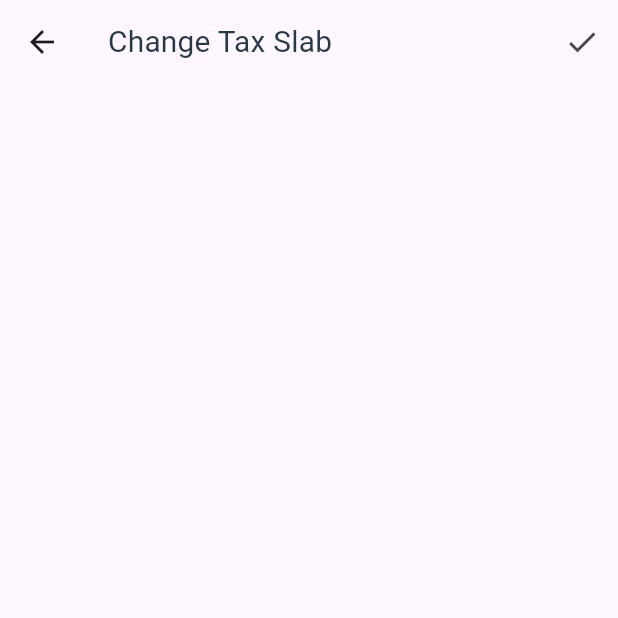
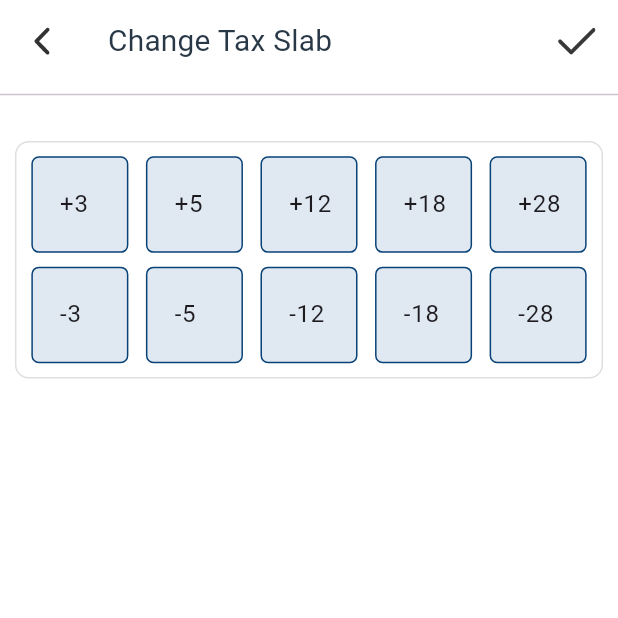
Before and after one commit to nikunjOceanmtech/gst_calcuator, a Flutter app: the TaxSlabScreen screen opened by its route, on a phone screen of 412 x 824 dp, the top half of it. Run offline on Flutter 3.47's test engine with Material 3 defaults, Android fonts, the light colour scheme and no system bars; our stand-ins replace bloc, cached_network_image, equatable, flutter_bloc, flutter_screenutil, flutter_svg and 4 more; missing offline and left inert: eval_ex; accounts and stored records are empty; Roboto replaces fonts that are missing (Circular Std); project files that could hold a hidden picture were left out.

Commit message:
money cash counter add
money cash counter add

```diff
--- a/lib/common/common_widget.dart
+++ b/lib/common/common_widget.dart
@@ -230,7 +230,7 @@ class AppConstatnt {
   static const defaultColor = Color(0xff293847);
   static const whiteColor = Color(0xffffffff);
   static const redColor = Color(0xffF24040);
-  static const grayColor = Color.fromARGB(255, 247, 247, 247);
+  static const grayColor = Color(0xffF6F6F8);
 
   static Color primary1Color = primaryColor;
   static Color primary2Color = primaryColor.withOpacity(0.8);
@@ -244,5 +244,6 @@ class AppConstatnt {
 
   static Color whiteTextColor = whiteColor;
   static Color whiteBackGroundColor = whiteColor;
+  static Color grayBackGroundColor = grayColor;
   static Color redTextColor = redColor;
 }
--- a/lib/di/get_it.dart
+++ b/lib/di/get_it.dart
@@ -2,6 +2,8 @@ import 'package:get_it/get_it.dart';
 import 'package:gst_calcuator/features/gst_calculator/presentation/cubit/gst_calculator_cubit.dart';
 import 'package:gst_calcuator/features/gst_calculator_history/presentation/cubit/calcation_history_cubit.dart';
 import 'package:gst_calcuator/features/menu_option/presentation/cubit/menu_option_cubit.dart';
+import 'package:gst_calcuator/features/money_cash_counter/presentation/cubit/money_cash_counter_cubit.dart';
+import 'package:gst_calcuator/features/tax_slab/presentation/cubit/tax_slab_cubit.dart';
 
 final getItInstance = GetIt.I;
 
@@ -32,6 +34,8 @@ Future init() async {
   getItInstance.registerFactory<GstCalculatorCubit>(() => GstCalculatorCubit());
   getItInstance.registerFactory<CalcationHistoryCubit>(() => CalcationHistoryCubit());
   getItInstance.registerFactory<MenuOptionCubit>(() => MenuOptionCubit());
+  getItInstance.registerFactory<TaxSlabCubit>(() => TaxSlabCubit());
+  getItInstance.registerFactory<MoneyCashCounterCubit>(() => MoneyCashCounterCubit());
 
   //Theme Dependency
   // getItInstance.registerLazySingleton<GetPreferredTheme>(() => GetPreferredTheme(appRepository: getItInstance()));
--- a/lib/features/gst_calculator/presentation/widgets/tax_slab_screen.dart
+++ /dev/null
@@ -1,35 +0,0 @@
-import 'package:flutter/material.dart';
-import 'package:gst_calcuator/common/common_widget.dart';
-
-class TaxSlabScreen extends StatefulWidget {
-  const TaxSlabScreen({super.key});
-
-  @override
-  State<TaxSlabScreen> createState() => _TaxSlabScreenState();
-}
-
-class _TaxSlabScreenState extends State<TaxSlabScreen> {
-  @override
-  Widget build(BuildContext context) {
-    return SafeArea(
-      child: Scaffold(
-        appBar: AppBar(
-          title: CommonWidget.commonText(text: 'Change Tax Slab'),
-          actions: [
-            IconButton(onPressed: () {}, icon: const Icon(Icons.done)),
-          ],
-        ),
-        body: Column(
-          children: [
-            Row(
-              children: List.generate(
-                5,
-                (index) => Container(),
-              ),
-            )
-          ],
-        ),
-      ),
-    );
-  }
-}
--- /dev/null
+++ b/lib/features/money_cash_counter/presentation/cubit/money_cash_counter_state.dart
@@ -0,0 +1,47 @@
+part of 'money_cash_counter_cubit.dart';
+
+abstract class MoneyCashCounterState extends Equatable {
+  const MoneyCashCounterState();
+
+  @override
+  List<Object> get props => [];
+}
+
+final class MoneyCashCounterInitial extends MoneyCashCounterState {}
+
+class MoneyCashCounterLoadingState extends MoneyCashCounterState {
+  @override
+  List<Object> get props => [];
+}
+
+class MoneyCashCounterLoadedState extends MoneyCashCounterState {
+  final int totalNotes;
+  final int grandTotal;
+  final double random;
+
+  const MoneyCashCounterLoadedState({required this.grandTotal, required this.totalNotes, required this.random});
+
+  MoneyCashCounterLoadedState copyWith({int? totalNotes, int? grandTotal, double? random}) {
+    return MoneyCashCounterLoadedState(
+      totalNotes: totalNotes ?? this.totalNotes,
+      grandTotal: grandTotal ?? this.grandTotal,
+      random: random ?? this.random,
+    );
+  }
+
+  @override
+  List<Object> get props => [
+        random,
+        totalNotes,
+        grandTotal,
+      ];
+}
+
+class MoneyCashCounterErrorState extends MoneyCashCounterState {
+  final AppErrorType appErrorType;
+  final String errorMessage;
+
+  const MoneyCashCounterErrorState({required this.appErrorType, required this.errorMessage});
+  @override
+  List<Object> get props => [appErrorType, errorMessage];
+}
--- /dev/null
+++ b/lib/features/money_cash_counter/presentation/pages/money_cash_counter_screen.dart
@@ -0,0 +1,22 @@
+import 'package:flutter/material.dart';
+import 'package:gst_calcuator/common/common_widget.dart';
+import 'package:gst_calcuator/features/money_cash_counter/presentation/pages/money_cash_counter_widget.dart';
+
+class MoneyCashCounterScreen extends StatefulWidget {
+  const MoneyCashCounterScreen({Key? key}) : super(key: key);
+
+  @override
+  State<MoneyCashCounterScreen> createState() => _MoneyCashCounterScreenState();
+}
+
+class _MoneyCashCounterScreenState extends MoneyCashCounterWidget {
+  @override
+  Widget build(BuildContext context) {
+    return Scaffold(
+      resizeToAvoidBottomInset: true,
+      backgroundColor: AppConstatnt.grayBackGroundColor,
+      appBar: appBar(),
+      body: screenView(),
+    );
+  }
+}
--- /dev/null
+++ b/lib/features/tax_slab/presentation/cubit/tax_slab_state.dart
@@ -0,0 +1,41 @@
+part of 'tax_slab_cubit.dart';
+
+abstract class TaxSlabState extends Equatable {
+  const TaxSlabState();
+
+  @override
+  List<Object?> get props => [];
+}
+
+class TaxSlabInitialState extends TaxSlabState {}
+
+class TaxSlabLoadingState extends TaxSlabState {}
+
+class TaxSlabLoadedState extends TaxSlabState {
+  final List<String> gstPlusSlabList;
+  final List<String> gstMinusSlabList;
+  final double? random;
+
+  const TaxSlabLoadedState({
+    required this.gstPlusSlabList,
+    required this.gstMinusSlabList,
+    this.random,
+  });
+
+  TaxSlabLoadedState copyWith({
+    List<String>? gstPlusSlabList,
+    List<String>? gstMinusSlabList,
+    double? random,
+  }) {
+    return TaxSlabLoadedState(
+      gstPlusSlabList: gstPlusSlabList ?? this.gstPlusSlabList,
+      gstMinusSlabList: gstMinusSlabList ?? this.gstMinusSlabList,
+      random: random ?? this.random,
+    );
+  }
+
+  @override
+  List<Object?> get props => [gstPlusSlabList, gstMinusSlabList, random];
+}
+
+class TaxSlabErrorState extends TaxSlabState {}
--- /dev/null
+++ b/lib/features/tax_slab/presentation/pages/tax_slab_screen.dart
@@ -0,0 +1,151 @@
+import 'package:flutter/material.dart';
+import 'package:flutter_bloc/flutter_bloc.dart';
+import 'package:flutter_screenutil/flutter_screenutil.dart';
+import 'package:gst_calcuator/common/common_widget.dart';
+import 'package:gst_calcuator/di/get_it.dart';
+import 'package:gst_calcuator/features/tax_slab/presentation/cubit/tax_slab_cubit.dart';
+
+class TaxSlabScreen extends StatefulWidget {
+  const TaxSlabScreen({super.key});
+
+  @override
+  State<TaxSlabScreen> createState() => _TaxSlabScreenState();
+}
+
+class _TaxSlabScreenState extends State<TaxSlabScreen> {
+  late TaxSlabCubit taxSlabCubit;
+
+  @override
+  void initState() {
+    taxSlabCubit = getItInstance<TaxSlabCubit>();
+    taxSlabCubit.loadData();
+    super.initState();
+  }
+
+  @override
+  void dispose() {
+    taxSlabCubit.close();
+    super.dispose();
+  }
+
+  @override
+  Widget build(BuildContext context) {
+    return SafeArea(
+      child: Scaffold(
+        appBar: AppBar(
+          leading: InkWell(
+            onTap: () => Navigator.pop(context),
+            child: Container(
+              height: 30,
+              alignment: Alignment.center,
+              child: CommonWidget.imageBuilder(imageUrl: 'assets/images/svg/back_arrow.svg', height: 30, width: 30),
+            ),
+          ),
+          title: CommonWidget.commonText(text: 'Change Tax Slab'),
+          surfaceTintColor: AppConstatnt.whiteBackGroundColor,
+          backgroundColor: AppConstatnt.whiteBackGroundColor,
+          actions: [
+            InkWell(
+              onTap: () => Navigator.pop(context),
+              child: Container(
+                height: 25,
+                alignment: Alignment.center,
+                child: CommonWidget.imageBuilder(imageUrl: 'assets/images/svg/true.svg', height: 25, width: 25),
+              ),
+            ),
+            SizedBox(width: 15.w),
+          ],
+          bottom: const PreferredSize(preferredSize: Size(50, 15), child: Divider()),
+        ),
+        backgroundColor: AppConstatnt.whiteBackGroundColor,
+        body: BlocBuilder<TaxSlabCubit, TaxSlabState>(
+          bloc: taxSlabCubit,
+          builder: (context, state) {
+            if (state is TaxSlabLoadedState) {
+              print(state.gstMinusSlabList);
+              print(state.gstPlusSlabList);
+              return Column(
+                children: [
+                  SizedBox(height: 15.h),
+                  Container(
+                    padding: EdgeInsets.symmetric(horizontal: 10.w, vertical: 10.h),
+                    margin: EdgeInsets.symmetric(horizontal: 10.w, vertical: 10.h),
+                    decoration: BoxDecoration(
+                      border: Border.all(color: const Color(0xff606060).withOpacity(0.2)),
+                      borderRadius: BorderRadius.circular(10.r),
+                    ),
+                    child: Column(
+                      children: [
+                        Row(
+                          mainAxisAlignment: MainAxisAlignment.spaceBetween,
+                          children: List.generate(
+                            state.gstPlusSlabList.length,
+                            (index) => Container(
+                              height: 70.h,
+                              width: 65.w,
+                              padding: EdgeInsets.only(left: 18.w),
+                              decoration: BoxDecoration(
+                                border: Border.all(color: AppConstatnt.primary1Color),
+                                borderRadius: BorderRadius.circular(5),
+                                color: const Color(0xffE0E9F1),
+                              ),
+                              alignment: Alignment.center,
+                              child: TextField(
+                                keyboardType: TextInputType.phone,
+                                controller: TextEditingController(text: state.gstPlusSlabList[index]),
+                                decoration: const InputDecoration(
+                                  contentPadding: EdgeInsets.zero,
+                                  border: InputBorder.none,
+                                ),
+                                onChanged: (value) => taxSlabCubit.changePlusData(
+                                  state: state,
+                                  value: value,
+                                  index: index,
+                                ),
+                              ),
+                            ),
+                          ),
+                        ),
+                        SizedBox(height: 10.h),
+                        Row(
+                          mainAxisAlignment: MainAxisAlignment.spaceBetween,
+                          children: List.generate(
+                            state.gstMinusSlabList.length,
+                            (index) => Container(
+                              height: 70.h,
+                              width: 65.w,
+                              padding: EdgeInsets.only(left: 18.w),
+                              decoration: BoxDecoration(
+                                border: Border.all(color: AppConstatnt.primary1Color),
+                                borderRadius: BorderRadius.circular(5),
+                                color: const Color(0xffE0E9F1),
+                              ),
+                              alignment: Alignment.center,
+                              child: TextField(
+                                controller: TextEditingController(text: state.gstMinusSlabList[index]),
+                                decoration: const InputDecoration(
+                                  contentPadding: EdgeInsets.zero,
+                                  border: InputBorder.none,
+                                ),
+                                onChanged: (value) => taxSlabCubit.changeMinusData(
+                                  state: state,
+                                  value: value,
+                                  index: index,
+                                ),
+                              ),
+                            ),
+                          ),
+                        ),
+                      ],
+                    ),
+                  ),
+                ],
+              );
+            }
+            return const SizedBox.shrink();
+          },
+        ),
+      ),
+    );
+  }
+}
--- a/lib/main.dart
+++ b/lib/main.dart
@@ -6,7 +6,8 @@
 import 'package:gst_calcuator/features/dash_board/presentation/pages/dash_board_screen.dart';
 import 'package:gst_calcuator/features/gst_calculator/data/models/data_history_model.dart';
 import 'package:gst_calcuator/features/gst_calculator/presentation/pages/gst_calculator_screen.dart';
-import 'package:gst_calcuator/features/gst_calculator/presentation/widgets/tax_slab_screen.dart';
+import 'package:gst_calcuator/features/money_cash_counter/presentation/pages/money_cash_counter_screen.dart';
+import 'package:gst_calcuator/features/tax_slab/presentation/pages/tax_slab_screen.dart';
 import 'package:gst_calcuator/global.dart';
 import 'package:hive/hive.dart';
 import 'package:path_provider/path_provider.dart';
@@ -60,6 +61,7 @@
           '/': (context) => const DashBoardScreen(),
           '/gst_cal': (context) => const GstCalculatorScreen(),
           '/tax_slab_screen': (context) => const TaxSlabScreen(),
+          '/money_cash_counter': (context) => const MoneyCashCounterScreen(),
         },
       ),
     );
```
Also changed, not shown: lib/common/app_error.dart (added, +12 -0 lines), lib/features/menu_option/presentation/view/menu_option_screen.dart (+14 -3 lines), lib/features/money_cash_counter/presentation/cubit/money_cash_counter_cubit.dart (added, +96 -0 lines), lib/features/money_cash_counter/presentation/pages/money_cash_counter_widget.dart (added, +268 -0 lines), lib/features/tax_slab/presentation/cubit/tax_slab_cubit.dart (added, +25 -0 lines), assets/images/svg/refresh.svg (added), assets/images/svg/true.svg (added).
